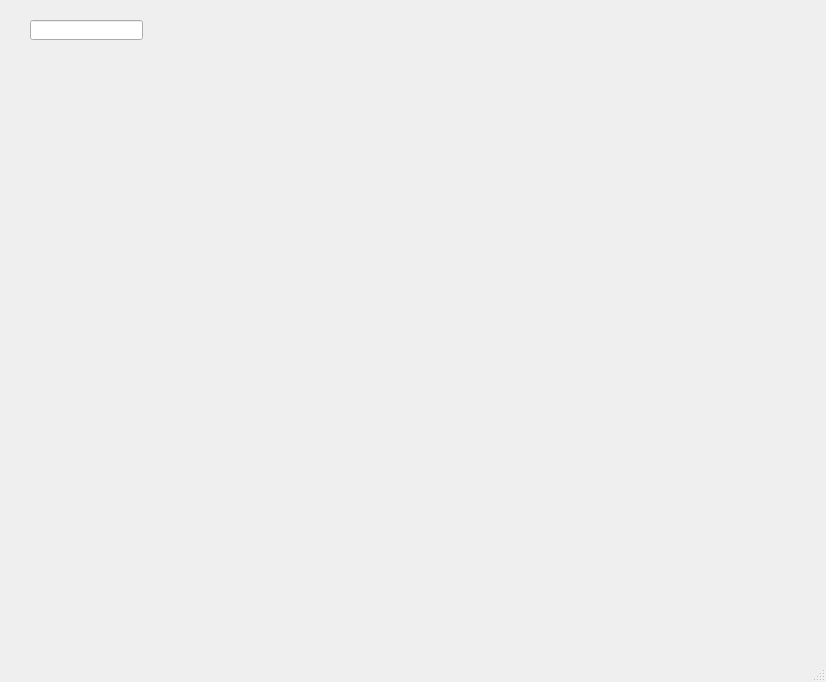
Qt form window.ui (gstiebler/pyqtopencv) before a commit.
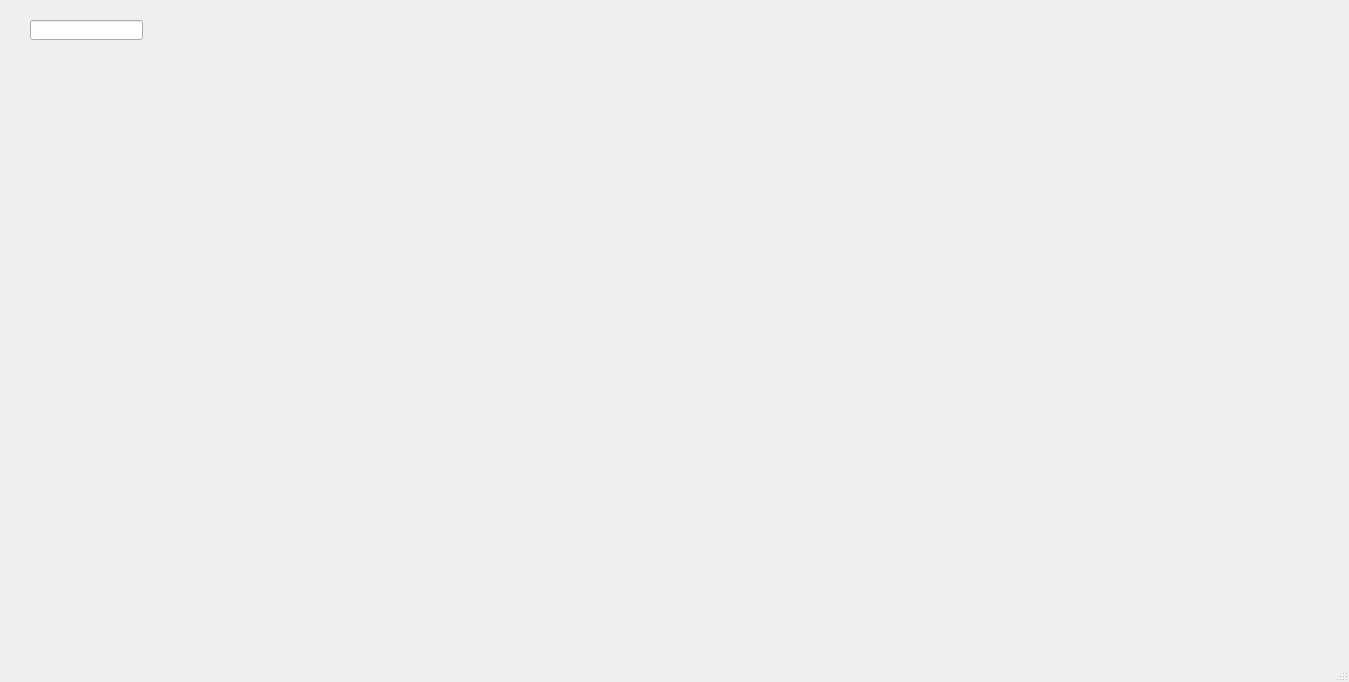
The same form after that commit.

Commit message: output canvas

Patch:
```diff
--- a/window.ui
+++ b/window.ui
@@ -6,7 +6,7 @@
    <rect>
     <x>0</x>
     <y>0</y>
-    <width>826</width>
+    <width>1349</width>
     <height>682</height>
    </rect>
   </property>
@@ -34,6 +34,16 @@
      </rect>
     </property>
    </widget>
+   <widget class="QWidget" name="outputCanvas" native="true">
+    <property name="geometry">
+     <rect>
+      <x>690</x>
+      <y>50</y>
+      <width>640</width>
+      <height>480</height>
+     </rect>
+    </property>
+   </widget>
   </widget>
   <widget class="QMenuBar" name="menubar">
    <property name="geometry">
```
Left out of the diff: 4 changed lines with no effect on the pictures. The commit also changes 1 other file.
